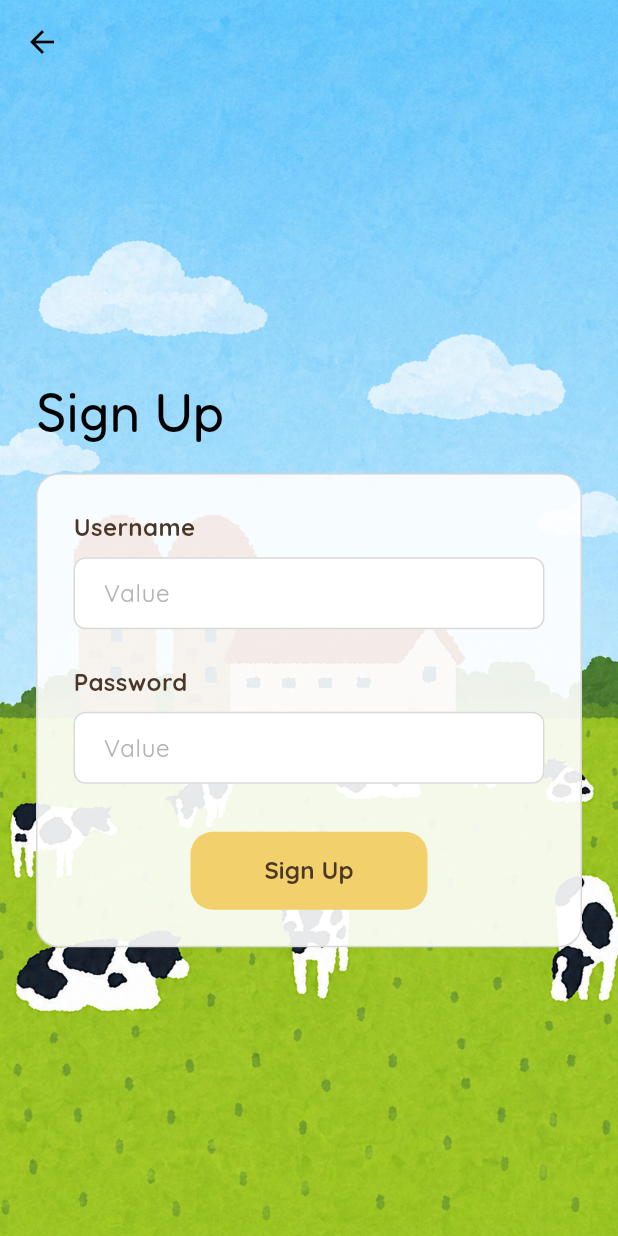
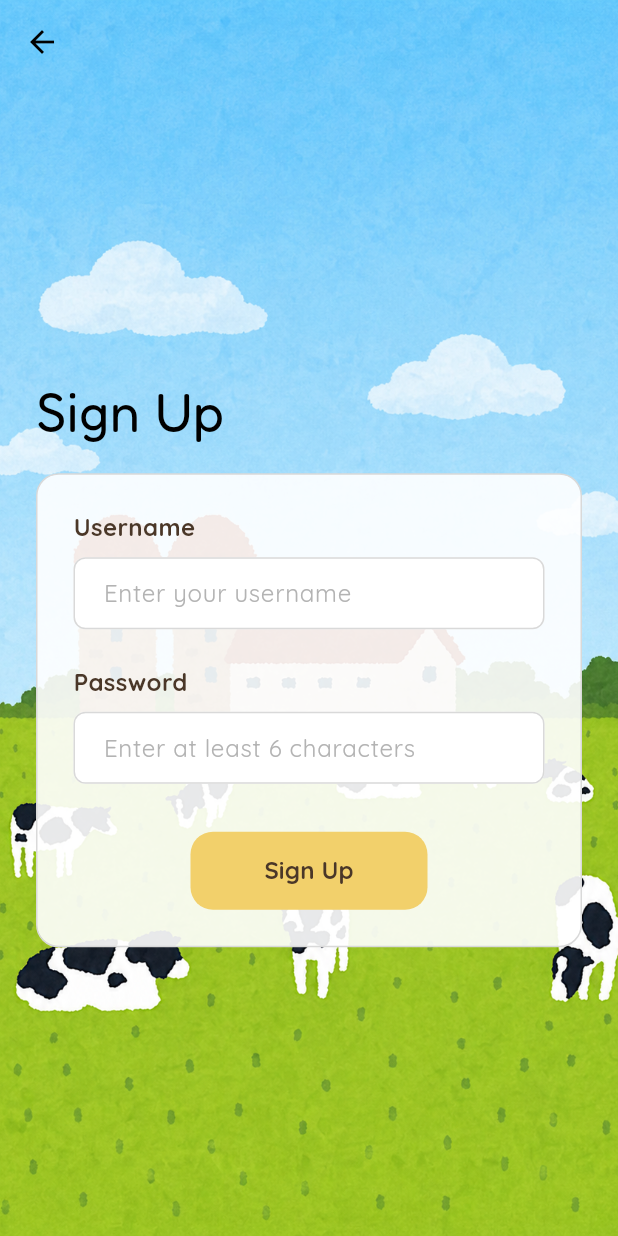
Before and after one commit to YongSan21/preschool_math_app, a Flutter app: the SignUpPage screen opened directly, on a phone screen of 412 x 824 dp. Run offline on Flutter 3.47's test engine with Material 3 defaults, Android fonts, the phone set to English and light mode, and no system bars; our stand-ins replace audioplayers, cloud_firestore, firebase_auth, firebase_core, google_fonts; accounts and stored records are empty.

Commit message:
feat: Update hint text for username and password fields in sign-up page

```diff
--- a/lib/features/auth/screens/sign_up_page.dart
+++ b/lib/features/auth/screens/sign_up_page.dart
@@ -111,7 +111,7 @@ class _SignUpPageState extends State<SignUpPage> {
                                 return null;
                               },
                               decoration: InputDecoration(
-                                hintText: 'Value',
+                                hintText: 'Enter your username',
                                 hintStyle: GoogleFonts.quicksand(
                                   color: const Color(0xFFB3B3B3),
                                   fontWeight: FontWeight.w400,
@@ -160,7 +160,7 @@ class _SignUpPageState extends State<SignUpPage> {
                                 return null;
                               },
                               decoration: InputDecoration(
-                                hintText: 'Value',
+                                hintText: 'Enter at least 6 characters',
                                 hintStyle: GoogleFonts.quicksand(
                                   color: const Color(0xFFB3B3B3),
                                   fontWeight: FontWeight.w400,
```
